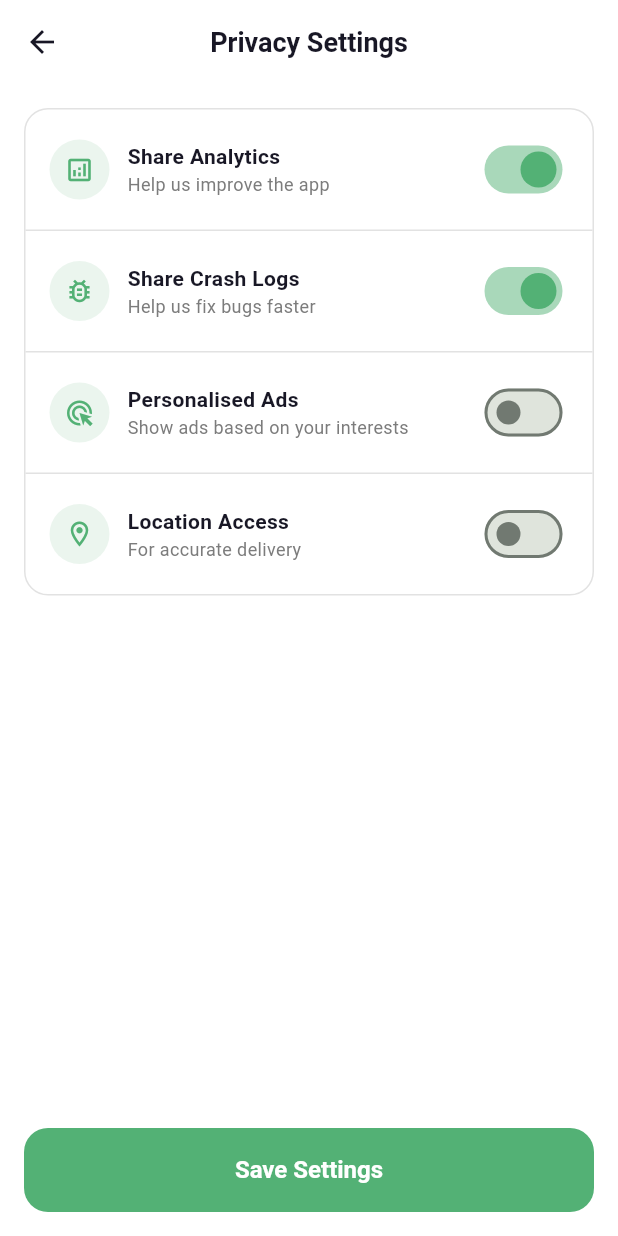
After one commit to Souro-v/big_cart, a Flutter app: the PrivacyScreen screen opened by its route, on a phone screen of 412 x 824 dp. The commit adds this screen. Run offline on Flutter 3.47's test engine with Material 3 defaults, Android fonts, the light colour scheme and no system bars; our stand-ins replace app_links, cached_network_image, cloud_firestore, confetti, connectivity_plus, firebase_analytics and 14 more; accounts and stored records are empty; network calls fail; Roboto replaces fonts that are missing (Gilroy).

Commit message:
app privacy

```diff
--- /dev/null
+++ b/lib/screens/profile/privacy_screen.dart
@@ -0,0 +1,174 @@
+import 'package:flutter/material.dart';
+import 'package:shared_preferences/shared_preferences.dart';
+import '../../utils/app_colors.dart';
+import '../../utils/app_text_styles.dart';
+import '../../widgets/custom_button.dart';
+
+class PrivacyScreen extends StatefulWidget {
+  const PrivacyScreen({super.key});
+
+  @override
+  State<PrivacyScreen> createState() => _PrivacyScreenState();
+}
+
+class _PrivacyScreenState extends State<PrivacyScreen> {
+  bool _shareAnalytics  = true;
+  bool _shareCrashLogs  = true;
+  bool _personalisedAds = false;
+  bool _locationAccess  = false;
+
+  @override
+  void initState() {
+    super.initState();
+    _loadSettings();
+  }
+
+  Future<void> _loadSettings() async {
+    final prefs = await SharedPreferences.getInstance();
+    setState(() {
+      _shareAnalytics  = prefs.getBool('share_analytics')  ?? true;
+      _shareCrashLogs  = prefs.getBool('share_crash_logs') ?? true;
+      _personalisedAds = prefs.getBool('personalised_ads') ?? false;
+      _locationAccess  = prefs.getBool('location_access')  ?? false;
+    });
+  }
+
+  Future<void> _saveSettings() async {
+    final prefs = await SharedPreferences.getInstance();
+    await prefs.setBool('share_analytics',  _shareAnalytics);
+    await prefs.setBool('share_crash_logs', _shareCrashLogs);
+    await prefs.setBool('personalised_ads', _personalisedAds);
+    await prefs.setBool('location_access',  _locationAccess);
+  }
+
+  @override
+  Widget build(BuildContext context) {
+    return Scaffold(
+      backgroundColor: AppColors.background,
+      appBar: AppBar(
+        leading: IconButton(
+          onPressed: () => Navigator.pop(context),
+          icon: const Icon(Icons.arrow_back, color: AppColors.textDark),
+        ),
+        title: Text('Privacy Settings', style: AppTextStyles.heading3),
+      ),
+      body: Padding(
+        padding: const EdgeInsets.all(16),
+        child: Column(
+          children: [
+            Container(
+              decoration: BoxDecoration(
+                color: AppColors.white,
+                borderRadius: BorderRadius.circular(16),
+                border: Border.all(color: AppColors.border),
+              ),
+              child: Column(
+                children: [
+                  _PrivacyItem(
+                    icon: Icons.analytics_outlined,
+                    title: 'Share Analytics',
+                    subtitle: 'Help us improve the app',
+                    value: _shareAnalytics,
+                    onChanged: (v) =>
+                        setState(() => _shareAnalytics = v),
+                  ),
+                  const Divider(height: 1),
+                  _PrivacyItem(
+                    icon: Icons.bug_report_outlined,
+                    title: 'Share Crash Logs',
+                    subtitle: 'Help us fix bugs faster',
+                    value: _shareCrashLogs,
+                    onChanged: (v) =>
+                        setState(() => _shareCrashLogs = v),
+                  ),
+                  const Divider(height: 1),
+                  _PrivacyItem(
+                    icon: Icons.ads_click_outlined,
+                    title: 'Personalised Ads',
+                    subtitle: 'Show ads based on your interests',
+                    value: _personalisedAds,
+                    onChanged: (v) =>
+                        setState(() => _personalisedAds = v),
+                  ),
+                  const Divider(height: 1),
+                  _PrivacyItem(
+                    icon: Icons.location_on_outlined,
+                    title: 'Location Access',
+                    subtitle: 'For accurate delivery',
+                    value: _locationAccess,
+                    onChanged: (v) =>
+                        setState(() => _locationAccess = v),
+                  ),
+                ],
+              ),
+            ),
+
+            const Spacer(),
+
+            CustomButton(
+              text: 'Save Settings',
+              onPressed: () async {
+                await _saveSettings();
+                if (mounted) Navigator.pop(context);
+              },
+            ),
+          ],
+        ),
+      ),
+    );
+  }
+}
+
+class _PrivacyItem extends StatelessWidget {
+  final IconData icon;
+  final String title;
+  final String subtitle;
+  final bool value;
+  final ValueChanged<bool> onChanged;
+
+  const _PrivacyItem({
+    required this.icon,
+    required this.title,
+    required this.subtitle,
+    required this.value,
+    required this.onChanged,
+  });
+
+  @override
+  Widget build(BuildContext context) {
+    return Padding(
+      padding: const EdgeInsets.all(16),
+      child: Row(
+        children: [
+          Container(
+            width: 40, height: 40,
+            decoration: const BoxDecoration(
+              color: AppColors.primaryLight,
+              shape: BoxShape.circle,
+            ),
+            child: Icon(icon, color: AppColors.primary, size: 20),
+          ),
+          const SizedBox(width: 12),
+          Expanded(
+            child: Column(
+              crossAxisAlignment: CrossAxisAlignment.start,
+              children: [
+                Text(title,
+                  style: AppTextStyles.bodyMedium.copyWith(
+                    fontWeight: FontWeight.bold,
+                  ),
+                ),
+                Text(subtitle, style: AppTextStyles.bodySmall),
+              ],
+            ),
+          ),
+          Switch(
+            value: value,
+            onChanged: onChanged,
+            activeThumbColor: AppColors.primary,
+          ),
+        ],
+      ),
+    );
+  }
+}
--- a/lib/screens/profile/profile_screen.dart
+++ b/lib/screens/profile/profile_screen.dart
@@ -171,6 +171,11 @@ class _ProfileScreenState extends State<ProfileScreen> {
         'icon': Icons.info_outline,
         'title': 'About App',
         'route': AppRoutes.about,
+      },
+      {
+        'icon': Icons.privacy_tip_outlined,
+        'title': 'Privacy Settings',
+        'route': AppRoutes.privacy,
       },
     ];
 
--- a/lib/utils/app_routes.dart
+++ b/lib/utils/app_routes.dart
@@ -13,6 +13,7 @@ import '../screens/orders/track_order_screen.dart';
 import '../screens/profile/about_screen.dart';
 import '../screens/profile/add_card_screen.dart';
 import '../screens/profile/my_cards_screen.dart';
+import '../screens/profile/privacy_screen.dart';
 import '../screens/review/write_review_screen.dart';
 import '../screens/splash/splash_screen.dart';
 import '../screens/auth/login_screen.dart';
@@ -46,6 +47,7 @@ class AppRoutes {
   static const String category = '/category';
   static const String search = '/search';
   static const String cart = '/cart';
+  static const String privacy = '/privacy';
   static const String shippingMethod = '/shipping-method';
   static const String shippingAddress = '/shipping-address';
   static const String checkout = '/checkout';
@@ -108,8 +110,10 @@ class AppRoutes {
         return _slideRoute(const OrderDetailScreen(), settings);
       case profile:
         return _fadeRoute(const ProfileScreen(), settings);
-      case about: return _slideRoute(const AboutScreen(), settings);
-
+      case about:
+        return _slideRoute(const AboutScreen(), settings);
+      case privacy:
+        return _slideRoute(const PrivacyScreen(), settings);
       case editProfile:
         return _slideRoute(const EditProfileScreen(), settings);
       case myAddress:
```
